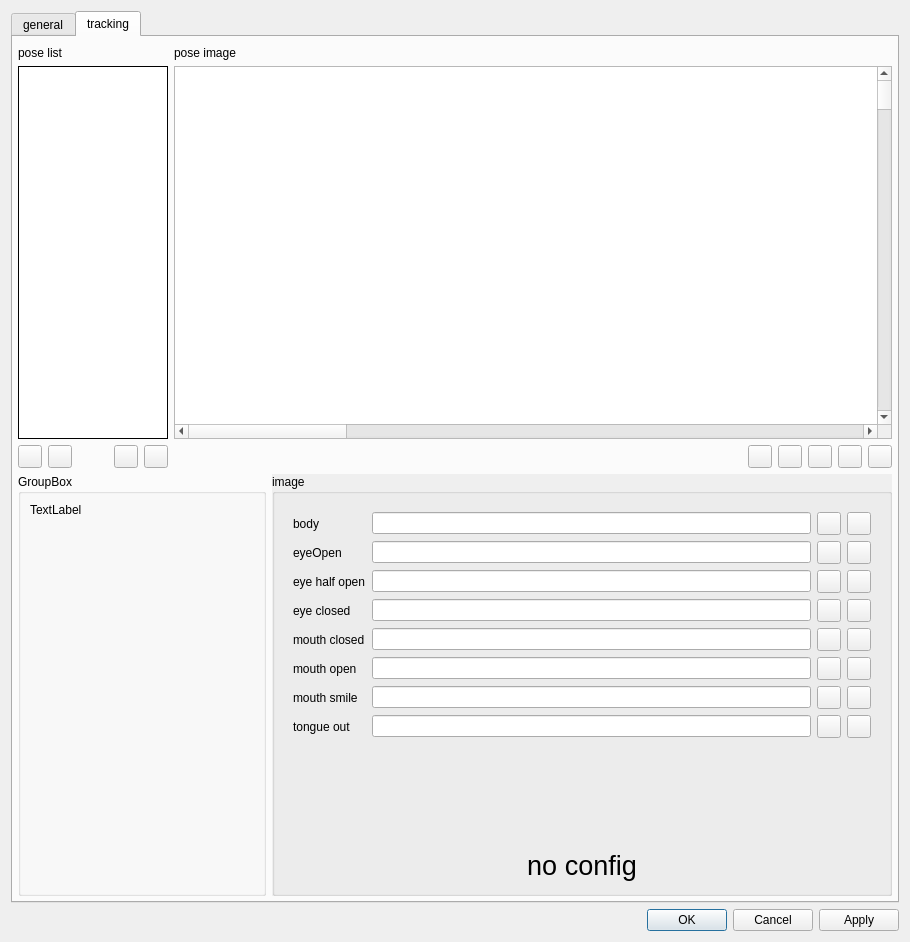
Old version of the form src/ui/FaceTrackerDialog.ui in the repository ashmanix/ashmanix-moveface-obs-plugin.
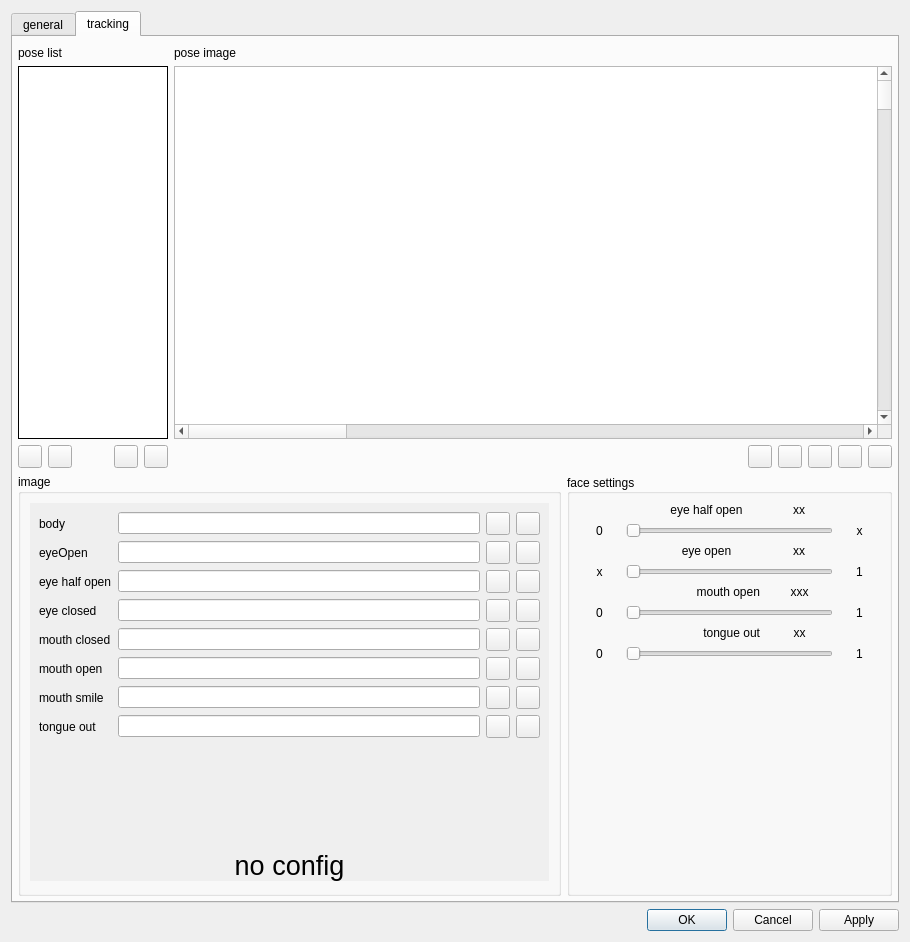
New version of the form. Custom widgets are drawn as their Qt base class.

Commit message: Fixed pose not copying properly issue and ui changes to settings dialog window

Diff of the .ui file:
```diff
--- a/src/ui/FaceTrackerDialog.ui
+++ b/src/ui/FaceTrackerDialog.ui
@@ -556,33 +556,33 @@
         </layout>
        </item>
        <item>
-        <layout class="QHBoxLayout" name="horizontalLayout_12" stretch="2,5">
+        <layout class="QHBoxLayout" name="configHorizontalLayout" stretch="5,3">
          <property name="bottomMargin">
           <number>0</number>
          </property>
          <item>
-          <layout class="QVBoxLayout" name="verticalLayout_9">
+          <layout class="QVBoxLayout" name="imageUrlsVerticalLayout">
            <property name="rightMargin">
             <number>0</number>
            </property>
            <item>
-            <widget class="QGroupBox" name="groupBox">
+            <widget class="QGroupBox" name="imageGroupBox">
+             <property name="sizePolicy">
+              <sizepolicy hsizetype="Preferred" vsizetype="Expanding">
+               <horstretch>0</horstretch>
+               <verstretch>1</verstretch>
+              </sizepolicy>
+             </property>
              <property name="title">
-              <string>GroupBox</string>
+              <string>image</string>
              </property>
-             <layout class="QFormLayout" name="formLayout_3">
-              <item row="0" column="0">
-               <widget class="QLabel" name="label">
-                <property name="text">
-                 <string>TextLabel</string>
-                </property>
-               </widget>
-              </item>
-             </layout>
-            </widget>
-           </item>
-          </layout>
-         </item>
+             <property name="flat">
+              <bool>false</bool>
+             </property>
+             <layout class="QVBoxLayout" name="verticalLayout_6" stretch="0">
+              <property name="bottomMargin">
+               <number>12</number>
+              </property>
          <item>
           <widget class="QScrollArea" name="trackingDialogScrollArea">
            <property name="frameShape">
@@ -608,10 +608,13 @@
              <rect>
               <x>0</x>
               <y>0</y>
-              <width>613</width>
-              <height>408</height>
-             </rect>
-            </property>
+                   <width>504</width>
+                   <height>384</height>
+                  </rect>
+                 </property>
+                 <property name="autoFillBackground">
+                  <bool>false</bool>
+                 </property>
             <layout class="QVBoxLayout" name="verticalLayout_5">
              <property name="leftMargin">
               <number>0</number>
@@ -626,21 +629,6 @@
               <number>0</number>
              </property>
              <item>
-              <widget class="QGroupBox" name="imageGroupBox">
-               <property name="sizePolicy">
-                <sizepolicy hsizetype="Preferred" vsizetype="Expanding">
-                 <horstretch>0</horstretch>
-                 <verstretch>1</verstretch>
-                </sizepolicy>
-               </property>
-               <property name="title">
-                <string>image</string>
-               </property>
-               <layout class="QVBoxLayout" name="verticalLayout_6" stretch="0,0">
-                <property name="bottomMargin">
-                 <number>12</number>
-                </property>
-                <item>
                  <widget class="QWidget" name="imageConfigWidget" native="true">
                   <property name="sizePolicy">
                    <sizepolicy hsizetype="Preferred" vsizetype="Preferred">
@@ -655,14 +643,14 @@
                    <property name="bottomMargin">
                     <number>1</number>
                    </property>
-                   <item row="0" column="0">
+                     <item row="1" column="0">
                     <widget class="QLabel" name="bodyUrlLabel">
                      <property name="text">
                       <string>body</string>
                      </property>
                     </widget>
                    </item>
-                   <item row="0" column="1">
+                     <item row="1" column="1">
                     <layout class="QHBoxLayout" name="horizontalLayout_6">
                      <item>
                       <widget class="QLineEdit" name="bodyUrlLineEdit">
@@ -690,14 +678,14 @@
                      </item>
                     </layout>
                    </item>
-                   <item row="1" column="0">
+                     <item row="2" column="0">
                     <widget class="QLabel" name="eyesOpenUrlLabel">
                      <property name="text">
                       <string>eyeOpen</string>
                      </property>
                     </widget>
                    </item>
-                   <item row="1" column="1">
+                     <item row="2" column="1">
                     <layout class="QHBoxLayout" name="horizontalLayout_4">
                      <item>
                       <widget class="QLineEdit" name="eyesOpenUrlLineEdit">
@@ -725,14 +713,14 @@
                      </item>
                     </layout>
                    </item>
-                   <item row="2" column="0">
+                     <item row="3" column="0">
                     <widget class="QLabel" name="eyesHalfOpenUrLabel">
                      <property name="text">
                       <string>eye half open</string>
                      </property>
                     </widget>
                    </item>
-                   <item row="2" column="1">
+                     <item row="3" column="1">
                     <layout class="QHBoxLayout" name="horizontalLayout_5">
                      <item>
                       <widget class="QLineEdit" name="eyesHalfOpenUrlEdit">
@@ -760,14 +748,14 @@
                      </item>
                     </layout>
                    </item>
-                   <item row="3" column="0">
+                     <item row="4" column="0">
                     <widget class="QLabel" name="eyesClosedUrlLabel">
                      <property name="text">
                       <string>eye closed</string>
                      </property>
                     </widget>
                    </item>
-                   <item row="3" column="1">
+                     <item row="4" column="1">
                     <layout class="QHBoxLayout" name="horizontalLayout">
                      <item>
                       <widget class="QLineEdit" name="eyesClosedUrlLineEdit">
@@ -795,14 +783,14 @@
                      </item>
                     </layout>
                    </item>
-                   <item row="4" column="0">
+                     <item row="5" column="0">
                     <widget class="QLabel" name="mouthClosedUrlLabel">
                      <property name="text">
                       <string>mouth closed</string>
                      </property>
                     </widget>
                    </item>
-                   <item row="4" column="1">
+                     <item row="5" column="1">
                     <layout class="QHBoxLayout" name="horizontalLayout_7">
                      <item>
                       <widget class="QLineEdit" name="mouthClosedUrlLineEdit">
@@ -830,14 +818,14 @@
                      </item>
                     </layout>
                    </item>
-                   <item row="5" column="0">
+                     <item row="6" column="0">
                     <widget class="QLabel" name="mouthOpenUrlLabel">
                      <property name="text">
                       <string>mouth open</string>
                      </property>
                     </widget>
                    </item>
-                   <item row="5" column="1">
+                     <item row="6" column="1">
                     <layout class="QHBoxLayout" name="horizontalLayout_8">
                      <item>
                       <widget class="QLineEdit" name="mouthOpenUrlLineEdit">
@@ -865,14 +853,14 @@
                      </item>
                     </layout>
                    </item>
-                   <item row="6" column="0">
+                     <item row="7" column="0">
                     <widget class="QLabel" name="mouthSmileUrlLabel">
                      <property name="text">
                       <string>mouth smile</string>
                      </property>
                     </widget>
                    </item>
-                   <item row="6" column="1">
+                     <item row="7" column="1">
                     <layout class="QHBoxLayout" name="horizontalLayout_9">
                      <item>
                       <widget class="QLineEdit" name="mouthSmileUrlLineEdit">
@@ -900,14 +888,14 @@
                      </item>
                     </layout>
                    </item>
-                   <item row="7" column="0">
+                     <item row="8" column="0">
                     <widget class="QLabel" name="tongueOutUrlLabel">
                      <property name="text">
                       <string>tongue out</string>
                      </property>
                     </widget>
                    </item>
-                   <item row="7" column="1">
+                     <item row="8" column="1">
                     <layout class="QHBoxLayout" name="horizontalLayout_10">
                      <item>
                       <widget class="QLineEdit" name="tongueOutUrlLineEdit">
@@ -958,10 +946,245 @@
                 </item>
                </layout>
               </widget>
+               </widget>
              </item>
             </layout>
            </widget>
-          </widget>
+           </item>
+          </layout>
+         </item>
+         <item>
+          <layout class="QVBoxLayout" name="verticalLayout_9">
+           <property name="rightMargin">
+            <number>0</number>
+           </property>
+           <item>
+            <widget class="QGroupBox" name="faceSettingsGroupBox">
+             <property name="title">
+              <string>face settings</string>
+             </property>
+             <property name="alignment">
+              <set>Qt::AlignLeading|Qt::AlignLeft|Qt::AlignVCenter</set>
+             </property>
+             <layout class="QGridLayout" name="gridLayout" columnstretch="2,10,2">
+              <item row="0" column="1">
+               <layout class="QHBoxLayout" name="horizontalLayout_12" stretch="4,1">
+                <item>
+                 <widget class="QLabel" name="eyeHalfOpenControlLabel">
+                  <property name="text">
+                   <string>eye half open</string>
+                  </property>
+                  <property name="alignment">
+                   <set>Qt::AlignCenter</set>
+                  </property>
+                 </widget>
+                </item>
+                <item>
+                 <widget class="QLabel" name="label_4">
+                  <property name="text">
+                   <string>xx</string>
+                  </property>
+                 </widget>
+                </item>
+               </layout>
+              </item>
+              <item row="4" column="1">
+               <layout class="QHBoxLayout" name="horizontalLayout_13" stretch="4,1">
+                <property name="topMargin">
+                 <number>0</number>
+                </property>
+                <item>
+                 <widget class="QLabel" name="eyeOpenControlLabel">
+                  <property name="text">
+                   <string>eye open</string>
+                  </property>
+                  <property name="alignment">
+                   <set>Qt::AlignCenter</set>
+                  </property>
+                 </widget>
+                </item>
+                <item>
+                 <widget class="QLabel" name="label_5">
+                  <property name="text">
+                   <string>xx</string>
+                  </property>
+                 </widget>
+                </item>
+               </layout>
+              </item>
+              <item row="10" column="1">
+               <layout class="QHBoxLayout" name="horizontalLayout_14" stretch="4,2">
+                <item>
+                 <widget class="QLabel" name="mouthOpenControlLabel">
+                  <property name="text">
+                   <string>mouth open</string>
+                  </property>
+                  <property name="alignment">
+                   <set>Qt::AlignRight|Qt::AlignTrailing|Qt::AlignVCenter</set>
+                  </property>
+                 </widget>
+                </item>
+                <item>
+                 <widget class="QLabel" name="label_6">
+                  <property name="text">
+                   <string>xxx</string>
+                  </property>
+                  <property name="alignment">
+                   <set>Qt::AlignCenter</set>
+                  </property>
+                 </widget>
+                </item>
+               </layout>
+              </item>
+              <item row="13" column="0">
+               <widget class="QLabel" name="label_7">
+                <property name="text">
+                 <string>0</string>
+                </property>
+                <property name="alignment">
+                 <set>Qt::AlignCenter</set>
+                </property>
+               </widget>
+              </item>
+              <item row="13" column="1">
+               <widget class="QSlider" name="horizontalSlider_4">
+                <property name="orientation">
+                 <enum>Qt::Horizontal</enum>
+                </property>
+               </widget>
+              </item>
+              <item row="11" column="2">
+               <widget class="QLabel" name="label_3">
+                <property name="text">
+                 <string>1</string>
+                </property>
+                <property name="alignment">
+                 <set>Qt::AlignCenter</set>
+                </property>
+               </widget>
+              </item>
+              <item row="1" column="1">
+               <widget class="QSlider" name="horizontalSlider">
+                <property name="orientation">
+                 <enum>Qt::Horizontal</enum>
+                </property>
+               </widget>
+              </item>
+              <item row="11" column="0">
+               <widget class="QLabel" name="label_2">
+                <property name="text">
+                 <string>0</string>
+                </property>
+                <property name="alignment">
+                 <set>Qt::AlignCenter</set>
+                </property>
+               </widget>
+              </item>
+              <item row="14" column="1">
+               <spacer name="verticalSpacer_2">
+                <property name="orientation">
+                 <enum>Qt::Vertical</enum>
+                </property>
+                <property name="sizeHint" stdset="0">
+                 <size>
+                  <width>20</width>
+                  <height>40</height>
+                 </size>
+                </property>
+               </spacer>
+              </item>
+              <item row="13" column="2">
+               <widget class="QLabel" name="label_8">
+                <property name="text">
+                 <string>1</string>
+                </property>
+                <property name="alignment">
+                 <set>Qt::AlignCenter</set>
+                </property>
+               </widget>
+              </item>
+              <item row="9" column="1">
+               <widget class="QSlider" name="horizontalSlider_2">
+                <property name="orientation">
+                 <enum>Qt::Horizontal</enum>
+                </property>
+               </widget>
+              </item>
+              <item row="1" column="2">
+               <widget class="QLabel" name="eyeHalfOpenMaxLabel">
+                <property name="text">
+                 <string>x</string>
+                </property>
+                <property name="alignment">
+                 <set>Qt::AlignCenter</set>
+                </property>
+               </widget>
+              </item>
+              <item row="11" column="1">
+               <widget class="QSlider" name="horizontalSlider_3">
+                <property name="orientation">
+                 <enum>Qt::Horizontal</enum>
+                </property>
+               </widget>
+              </item>
+              <item row="9" column="0">
+               <widget class="QLabel" name="eyeOpenMinLabel">
+                <property name="text">
+                 <string>x</string>
+                </property>
+                <property name="alignment">
+                 <set>Qt::AlignCenter</set>
+                </property>
+               </widget>
+              </item>
+              <item row="1" column="0">
+               <widget class="QLabel" name="eyeHalfOpenMinLabel">
+                <property name="text">
+                 <string>0</string>
+                </property>
+                <property name="alignment">
+                 <set>Qt::AlignCenter</set>
+                </property>
+               </widget>
+              </item>
+              <item row="9" column="2">
+               <widget class="QLabel" name="eyeOpenMaxLabel">
+                <property name="text">
+                 <string>1</string>
+                </property>
+                <property name="alignment">
+                 <set>Qt::AlignCenter</set>
+                </property>
+               </widget>
+              </item>
+              <item row="12" column="1">
+               <layout class="QHBoxLayout" name="horizontalLayout_15" stretch="4,2">
+                <item>
+                 <widget class="QLabel" name="label_9">
+                  <property name="text">
+                   <string>tongue out</string>
+                  </property>
+                  <property name="alignment">
+                   <set>Qt::AlignRight|Qt::AlignTrailing|Qt::AlignVCenter</set>
+                  </property>
+                 </widget>
+                </item>
+                <item>
+                 <widget class="QLabel" name="label">
+                  <property name="text">
+                   <string>xx</string>
+                  </property>
+                  <property name="alignment">
+                   <set>Qt::AlignCenter</set>
+                  </property>
+                 </widget>
+                </item>
+               </layout>
+              </item>
+             </layout>
+            </widget>
+           </item>
+          </layout>
          </item>
         </layout>
        </item>
```
Lines whose indentation alone changed are shown as unchanged. The commit also changes 7 other files.
